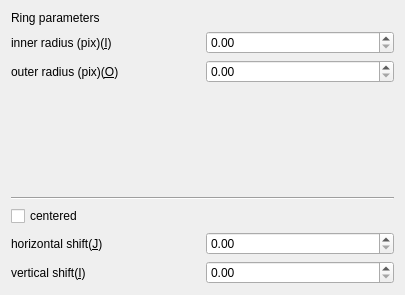
Before: the Qt Designer form ui/uiWidgetMaskRing.ui in ManifoldsHu/FourDExplorer, drawn with Qt 5.
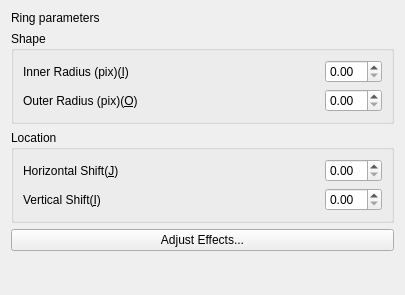
After: the same form once the commit is applied.

Commit message: add Ring, Wedge, Rectangle, Ellipse, RegularPolygons in the Virtual Image page as masks.

```diff
--- a/ui/uiWidgetMaskRing.ui
+++ b/ui/uiWidgetMaskRing.ui
@@ -13,9 +13,7 @@
   <property name="windowTitle">
    <string>Form</string>
   </property>
-  <layout class="QVBoxLayout" name="verticalLayout_2">
-   <item>
-    <layout class="QVBoxLayout" name="verticalLayout">
+  <layout class="QVBoxLayout" name="verticalLayout_3">
      <item>
       <widget class="QLabel" name="label_ring_parameter">
        <property name="text">
@@ -24,17 +22,36 @@
       </widget>
      </item>
      <item>
+    <widget class="QGroupBox" name="groupBox_2">
+     <property name="title">
+      <string>Shape</string>
+     </property>
+     <layout class="QVBoxLayout" name="verticalLayout_2">
+      <item>
       <layout class="QHBoxLayout" name="horizontalLayout">
        <item>
         <widget class="QLabel" name="label_ring_inner">
          <property name="text">
-          <string>inner radius (pix)(&amp;I)</string>
+           <string>Inner Radius (pix)(&amp;I)</string>
          </property>
          <property name="buddy">
           <cstring>doubleSpinBox_ring_inner</cstring>
          </property>
         </widget>
        </item>
+        <item>
+         <spacer name="horizontalSpacer_3">
+          <property name="orientation">
+           <enum>Qt::Horizontal</enum>
+          </property>
+          <property name="sizeHint" stdset="0">
+           <size>
+            <width>40</width>
+            <height>20</height>
+           </size>
+          </property>
+         </spacer>
+        </item>
        <item>
         <widget class="QDoubleSpinBox" name="doubleSpinBox_ring_inner"/>
        </item>
@@ -45,57 +62,65 @@
        <item>
         <widget class="QLabel" name="label_ring_outer">
          <property name="text">
-          <string>outer radius (pix)(&amp;O)</string>
+           <string>Outer Radius (pix)(&amp;O)</string>
          </property>
          <property name="buddy">
           <cstring>doubleSpinBox_ring_outer</cstring>
          </property>
         </widget>
        </item>
+        <item>
+         <spacer name="horizontalSpacer_4">
+          <property name="orientation">
+           <enum>Qt::Horizontal</enum>
+          </property>
+          <property name="sizeHint" stdset="0">
+           <size>
+            <width>40</width>
+            <height>20</height>
+           </size>
+          </property>
+         </spacer>
+        </item>
        <item>
         <widget class="QDoubleSpinBox" name="doubleSpinBox_ring_outer"/>
        </item>
       </layout>
      </item>
-     <item>
-      <spacer name="verticalSpacer_3">
-       <property name="orientation">
-        <enum>Qt::Vertical</enum>
-       </property>
-       <property name="sizeHint" stdset="0">
-        <size>
-         <width>20</width>
-         <height>40</height>
-        </size>
-       </property>
-      </spacer>
-     </item>
-     <item>
-      <widget class="Line" name="line_2">
-       <property name="orientation">
-        <enum>Qt::Horizontal</enum>
-       </property>
+     </layout>
       </widget>
      </item>
      <item>
-      <widget class="QCheckBox" name="checkBox_ring_is_center">
-       <property name="text">
-        <string>centered</string>
-       </property>
-      </widget>
-     </item>
+    <widget class="QGroupBox" name="groupBox">
+     <property name="title">
+      <string>Location</string>
+     </property>
+     <layout class="QVBoxLayout" name="verticalLayout">
      <item>
       <layout class="QHBoxLayout" name="horizontalLayout_4">
        <item>
         <widget class="QLabel" name="label_ring_center_j">
          <property name="text">
-          <string>horizontal shift(&amp;J)</string>
+           <string>Horizontal Shift(&amp;J)</string>
          </property>
          <property name="buddy">
           <cstring>doubleSpinBox_ring_center_j</cstring>
          </property>
         </widget>
        </item>
+        <item>
+         <spacer name="horizontalSpacer">
+          <property name="orientation">
+           <enum>Qt::Horizontal</enum>
+          </property>
+          <property name="sizeHint" stdset="0">
+           <size>
+            <width>40</width>
+            <height>20</height>
+           </size>
+          </property>
+         </spacer>
+        </item>
        <item>
         <widget class="QDoubleSpinBox" name="doubleSpinBox_ring_center_j"/>
        </item>
@@ -106,19 +131,53 @@
        <item>
         <widget class="QLabel" name="label_ring_center_i">
          <property name="text">
-          <string>vertical shift(&amp;I)</string>
+           <string>Vertical Shift(&amp;I)</string>
          </property>
          <property name="buddy">
           <cstring>doubleSpinBox_ring_center_i</cstring>
          </property>
         </widget>
        </item>
+        <item>
+         <spacer name="horizontalSpacer_2">
+          <property name="orientation">
+           <enum>Qt::Horizontal</enum>
+          </property>
+          <property name="sizeHint" stdset="0">
+           <size>
+            <width>40</width>
+            <height>20</height>
+           </size>
+          </property>
+         </spacer>
+        </item>
        <item>
         <widget class="QDoubleSpinBox" name="doubleSpinBox_ring_center_i"/>
        </item>
       </layout>
      </item>
     </layout>
+    </widget>
+   </item>
+   <item>
+    <widget class="QPushButton" name="pushButton_adjust_effects">
+     <property name="text">
+      <string>Adjust Effects...</string>
+     </property>
+    </widget>
+   </item>
+   <item>
+    <spacer name="verticalSpacer_3">
+     <property name="orientation">
+      <enum>Qt::Vertical</enum>
+     </property>
+     <property name="sizeHint" stdset="0">
+      <size>
+       <width>20</width>
+       <height>36</height>
+      </size>
+     </property>
+    </spacer>
    </item>
   </layout>
  </widget>
```
Lines whose indentation alone changed are shown as unchanged. The commit also changes 12 other files.
